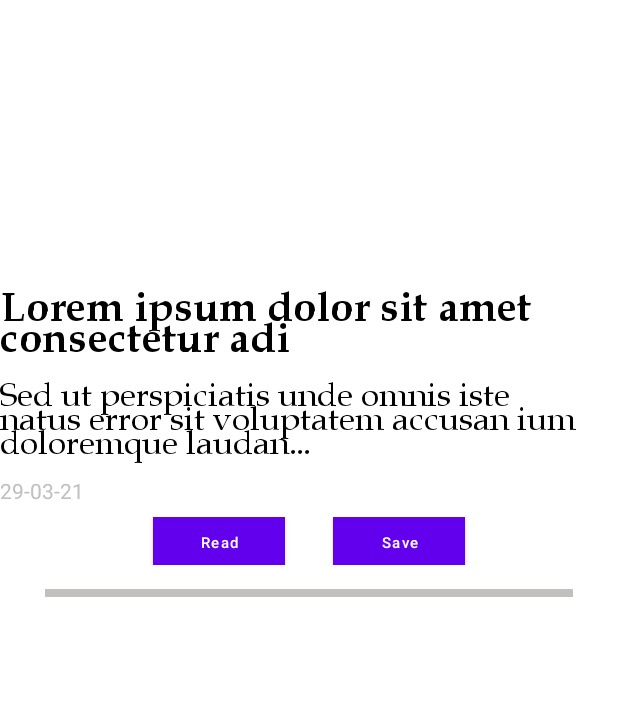
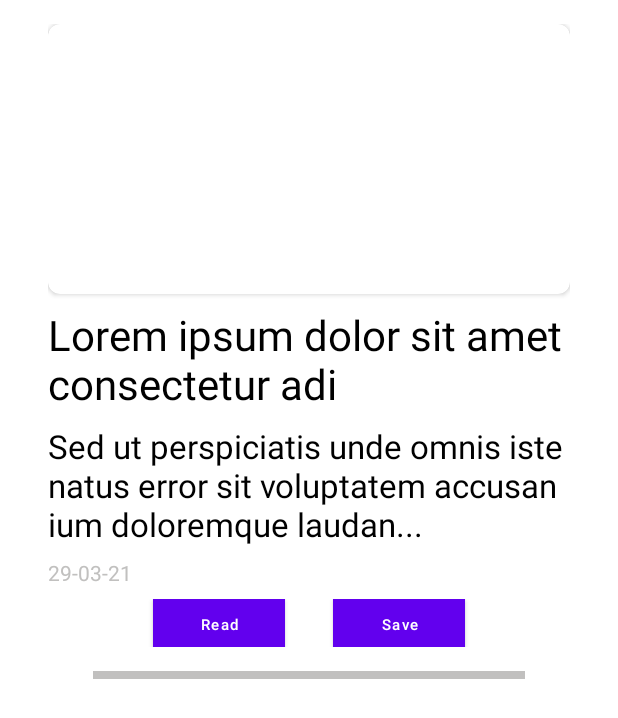
Before and after one commit to ningu2102/NewsBreeze, an Android app: the layout item_article_preview.xml on its own in the app's theme, with its tools: preview values and no code run, on a phone screen of 412 x 824 dp. Shown: the top 718 px of the screen. Run offline under Robolectric (Android 15) with nearby library versions, the phone set to English and light mode, and no system bars.

Commit message:
UI fixes

```diff
--- a/app/src/main/java/com/nrk/newsbreeze/viewmodel/MainViewModel.kt
+++ b/app/src/main/java/com/nrk/newsbreeze/viewmodel/MainViewModel.kt
@@ -26,7 +26,7 @@ class MainViewModel @Inject constructor(
     var breakingNewsResponse: NewsResponse? = null
 
     init {
-        getBreakingNews("tr")
+        getBreakingNews("in")
     }
 
     fun getBreakingNews(countryCode: String) = viewModelScope.launch {
--- a/app/src/main/res/layout/activity_main.xml
+++ b/app/src/main/res/layout/activity_main.xml
@@ -12,7 +12,6 @@
         android:layout_height="match_parent"
         android:clipToPadding="false"
         android:paddingBottom="50dp"
-        android:padding="32dp"
         app:layoutManager="androidx.recyclerview.widget.LinearLayoutManager"
         app:layout_constraintBottom_toBottomOf="parent"
         app:layout_constraintEnd_toEndOf="parent"
--- a/app/src/main/res/layout/item_article_preview.xml
+++ b/app/src/main/res/layout/item_article_preview.xml
@@ -4,15 +4,23 @@
     xmlns:tools="http://schemas.android.com/tools"
     android:layout_width="match_parent"
     android:layout_height="wrap_content"
+    android:paddingTop="16dp"
+    android:paddingLeft="32dp"
+    android:paddingRight="32dp"
     android:orientation="vertical">
+
+    <androidx.cardview.widget.CardView
+        android:layout_width="match_parent"
+        android:layout_height="match_parent"
+        app:cardCornerRadius="8dp">
 
     <ImageView
         android:id="@+id/ivArticleImage"
         android:layout_width="match_parent"
         android:layout_height="180dp"
-        android:scaleType="centerCrop"
-        app:layout_constraintStart_toStartOf="parent"
-        app:layout_constraintTop_toTopOf="parent" />
+        android:scaleType="centerCrop" />
+
+    </androidx.cardview.widget.CardView>
 
     <TextView
         android:id="@+id/tvTitle"
@@ -23,7 +31,6 @@
         android:maxLines="2"
         android:ellipsize="end"
         android:textColor="@android:color/black"
-        android:fontFamily="@font/queen_park_bold"
         tools:text="Lorem ipsum dolor sit amet consectetur adi" />
 
     <TextView
@@ -34,7 +41,6 @@
         android:textSize="22sp"
         android:maxLines="5"
         android:ellipsize="end"
-        android:fontFamily="@font/queen_park_regular"
         android:textColor="@android:color/black"
         tools:text="Sed ut perspiciatis unde omnis iste natus error sit voluptatem accusan ium doloremque laudan..." />
 
@@ -78,7 +84,7 @@
             android:textAlignment="center"
             android:backgroundTint="@color/buttonColor"
             android:background="@color/buttonColor"
-            android:text="Save"/>
+            android:text="Save" />
 
     </LinearLayout>
 
@@ -88,7 +94,6 @@
         android:layout_marginTop="16dp"
         android:layout_marginStart="30dp"
         android:layout_marginEnd="30dp"
-        android:background="@color/publishedAtColor"
-        />
+        android:background="@color/publishedAtColor" />
 
 </LinearLayout>
```
